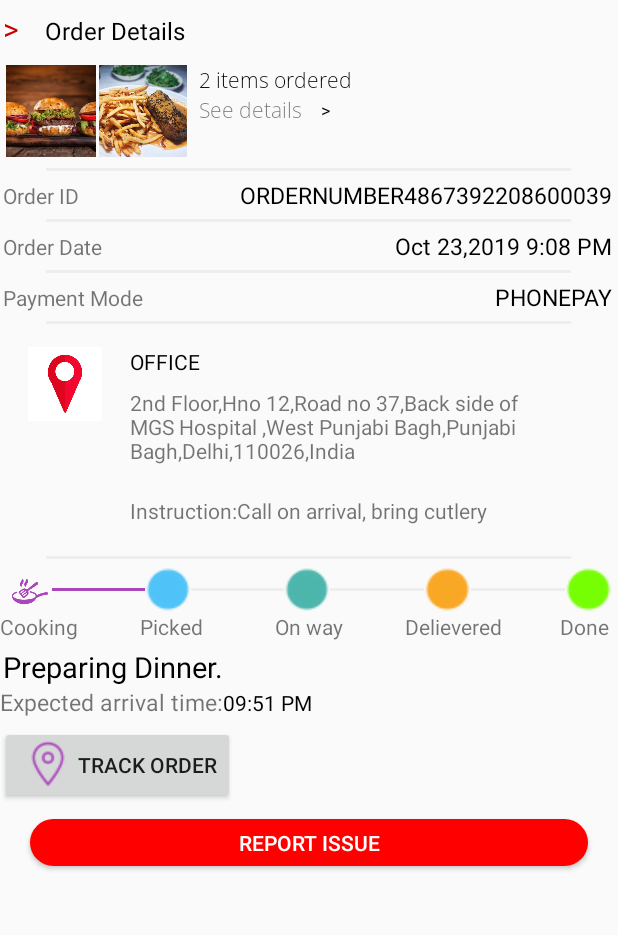
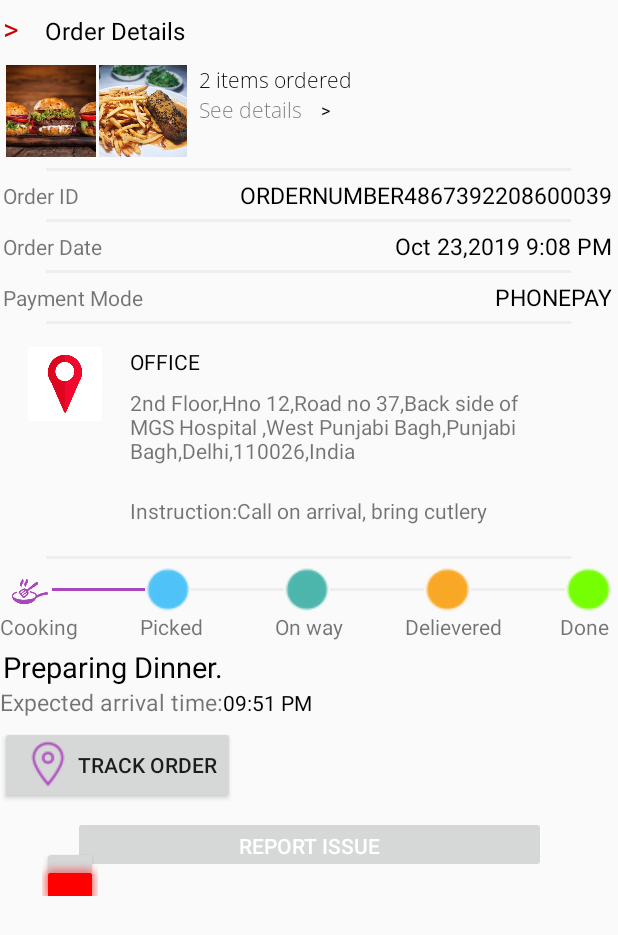
Before and after one commit to saurabh277/Assignment-, an Android app: the screen it shows after launch (MainActivity), on a phone screen of 412 x 824 dp. Shown: the top 935 px of the screen. Run offline under Robolectric (Android 15) with nearby library versions, the phone set to English and light mode, and no system bars.

Commit message:
updated file

```diff
--- a/app/build.gradle
+++ b/app/build.gradle
@@ -23,6 +23,8 @@ dependencies {
     implementation fileTree(dir: 'libs', include: ['*.jar'])
     implementation 'androidx.appcompat:appcompat:1.2.0'
     implementation 'androidx.constraintlayout:constraintlayout:2.0.4'
+    implementation 'com.google.android.material:material:1.2.0-beta01'
+    implementation 'com.google.android.gms:play-services-maps:16.1.0'
     testImplementation 'junit:junit:4.12'
     androidTestImplementation 'androidx.test.ext:junit:1.1.2'
     androidTestImplementation 'androidx.test.espresso:espresso-core:3.3.0'
--- a/app/src/main/java/com/example/assignment/MainActivity.java
+++ b/app/src/main/java/com/example/assignment/MainActivity.java
@@ -4,12 +4,14 @@ import androidx.appcompat.app.AppCompatActivity;
 import androidx.core.content.ContextCompat;
 
 import android.app.PendingIntent;
+import android.content.Intent;
 import android.graphics.Color;
 import android.os.AsyncTask;
 import android.os.Bundle;
 import android.os.Handler;
 import android.util.Log;
 import android.view.View;
+import android.widget.Button;
 import android.widget.ImageView;
 
 import java.util.Random;
@@ -20,8 +22,7 @@ import static android.app.PendingIntent.getActivity;
 
 public class MainActivity extends AppCompatActivity {
 
-    View view1,view2,view3;
-    Random ran=new Random();
+    Button btn,btn2,btn3;
     public  static final String TAG ="ASYNC";
     private int position=0;
     ImageView img[]=new ImageView[4];
@@ -30,6 +31,25 @@ public class MainActivity extends AppCompatActivity {
     protected void onCreate(Bundle savedInstanceState) {
         super.onCreate(savedInstanceState);
         setContentView(R.layout.activity_main);
+        btn=findViewById(R.id.btn);
+        btn2=findViewById(R.id.btn2);
+        btn3=findViewById(R.id.btn3);
+        btn.setOnClickListener(new View.OnClickListener() {
+            @Override
+            public void onClick(View v) {
+                Intent i = new Intent(getApplicationContext(),OfficeLocation.class);
+                startActivity(i);
+            }
+        });
+        btn3.setOnClickListener(new View.OnClickListener() {
+            @Override
+            public void onClick(View v) {
+                btn2.setEnabled(true);
+                btn2.setBackgroundResource(R.drawable.rounded_corners);
+            }
+        });
+
+
         img[0]=findViewById(R.id.Picked);
         img[1]=findViewById(R.id.Onway);
         img[2]=findViewById(R.id.Delievered);
--- a/app/src/main/res/layout/activity_main.xml
+++ b/app/src/main/res/layout/activity_main.xml
@@ -417,26 +417,50 @@
     </LinearLayout>
 
     <Button
-        android:id="@+id/openPhoneCall1"
+        android:id="@+id/btn"
         android:layout_width="wrap_content"
         android:layout_height="52dp"
         android:layout_marginTop="5dp"
         android:drawableLeft="@drawable/target1"
         android:drawableTint="#ab47bc"
         android:text="Track Order" />
+    <FrameLayout
+        android:layout_width="match_parent"
+        android:layout_height="150dp">
 
-    <Button
+    <androidx.constraintlayout.widget.ConstraintLayout
         android:layout_width="match_parent"
-        android:layout_height="31dp"
-        android:layout_gravity="center"
-        android:layout_marginTop="10dp"
-        android:layout_marginEnd="20dp"
-        android:layout_marginStart="20dp"
-        android:background="@drawable/rounded_corners"
-        android:text="Report Issue"
-        android:textColor="#FFF"
-        app:layout_constraintEnd_toEndOf="parent"
-        app:layout_constraintStart_toStartOf="parent" />
+        android:layout_height="150dp">
 
 
+        <Button
+            android:id="@+id/btn3"
+            android:layout_width="37dp"
+            android:layout_height="33dp"
+            android:layout_marginStart="28dp"
+            android:layout_marginTop="28dp"
+            android:clickable="false"
+            android:drawableTop="@android:drawable/alert_light_frame"
+            android:drawableTint="#F00"
+            app:layout_constraintStart_toStartOf="parent"
+            app:layout_constraintTop_toTopOf="parent"
+            tools:ignore="MissingConstraints" />
+
+        <Button
+            android:id="@+id/btn2"
+            android:layout_width="315dp"
+            android:layout_height="38dp"
+            android:layout_gravity="center"
+            android:layout_marginStart="20dp"
+            android:layout_marginTop="8dp"
+            android:layout_marginEnd="20dp"
+            android:enabled="false"
+            android:text="Report Issue"
+            android:textColor="#FFF"
+            app:layout_constraintEnd_toEndOf="parent"
+            app:layout_constraintStart_toStartOf="parent"
+            app:layout_constraintTop_toTopOf="parent" />
+    </androidx.constraintlayout.widget.ConstraintLayout>
+    </FrameLayout>
+
 </LinearLayout>
--- a/app/src/main/res/values/strings.xml
+++ b/app/src/main/res/values/strings.xml
@@ -1,3 +1,4 @@
 <resources>
     <string name="app_name">Swiggy</string>
+    <string name="title_activity_office_location">Map</string>
 </resources>
```
Also changed, not shown: app/src/debug/res/values/google_maps_api.xml (added, +24 -0 lines), app/src/main/AndroidManifest.xml (+24 -0 lines), app/src/main/java/com/example/assignment/OfficeLocation.java (added, +48 -0 lines), app/src/main/res/layout/activity_office_location.xml (added, +9 -0 lines), 1 other file.
